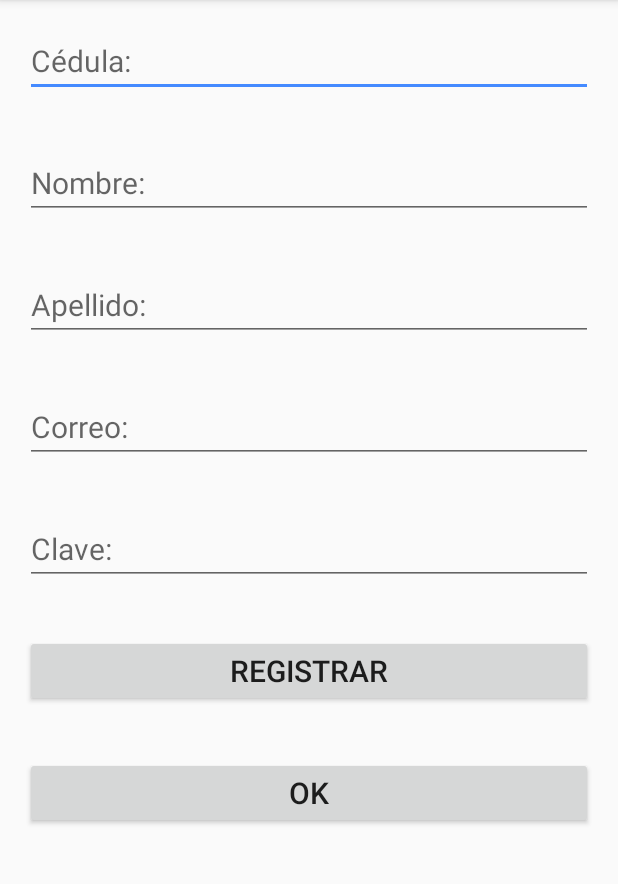
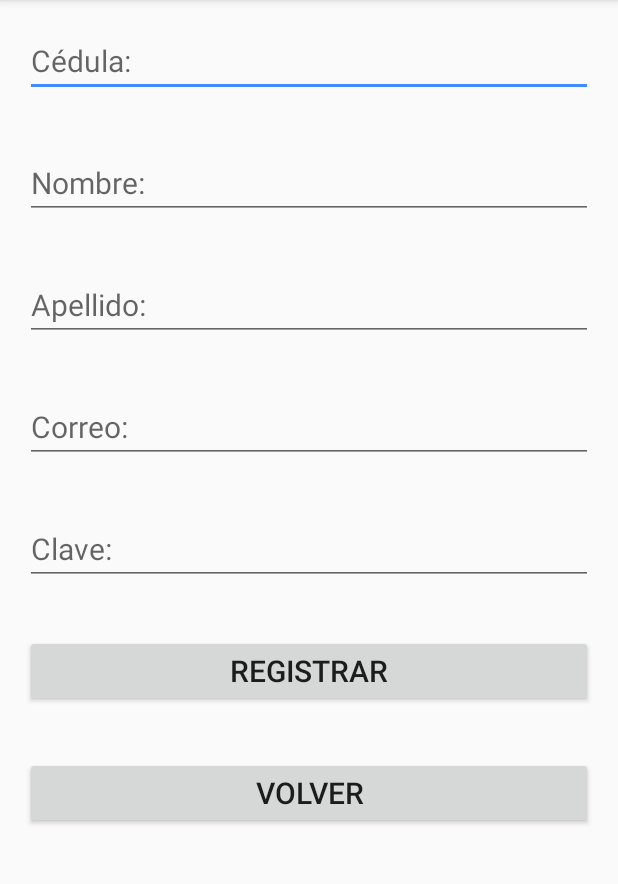
Before and after one commit to DanielaVillacis/Aulestia_Sarzosa_Villacis, an Android app: the RegistrarActivity screen opened directly, with no data from a screen before it, on a phone screen of 412 x 824 dp, the part 84-968 px from its top. Run offline under Robolectric (Android 15) with nearby library versions, the phone set to English and light mode, and no system bars.

Commit message:
Aulestia_Sarzosa_Villacis

```diff
--- a/app/src/main/java/com/nadershamma/apps/androidfunwithflags/RegistrarActivity.java
+++ b/app/src/main/java/com/nadershamma/apps/androidfunwithflags/RegistrarActivity.java
@@ -16,16 +16,24 @@ public class RegistrarActivity extends AppCompatActivity {
     private EditText textApellido;
     private EditText textCorreo;
     private EditText textClave;
-
+    private String correo;
     @Override
     protected void onCreate(Bundle savedInstanceState) {
         super.onCreate(savedInstanceState);
         setContentView(R.layout.activity_registrar);
 
         textCedula = findViewById(R.id.txt_cedula);
+        //textCedula.setText(getIntent().getExtras().getString("cedula"));
+        //if (textCedula==null) textCedula.setText("");
         textNombre = findViewById(R.id.txt_nombre);
         textApellido = findViewById(R.id.txt_apellido);
         textCorreo = findViewById(R.id.txt_correo);
+        /*
+        correo=getIntent().getExtras().getString("correo");
+
+        if (correo.isEmpty()) {textCedula.setText("");}
+        else   {textCorreo.setText(correo);}
+*/
         textClave = findViewById(R.id.txt_clave);
     }
 
--- a/app/src/main/res/values/strings.xml
+++ b/app/src/main/res/values/strings.xml
@@ -24,7 +24,7 @@
     <string name="hint_password">Ingrese su Password</string>
     <string name="titulo_finjuego">Fin del Juego</string>
 
-    <string name="button_salir">OK</string>
+    <string name="button_salir">Volver</string>
     <string name="hint_cedula">Cédula:</string>
     <string name="hint_nombreI">Nombre:</string>
     <string name="hint_apellido">Apellido:</string>
```
Also changed, not shown: app/src/main/AndroidManifest.xml (+7 -3 lines), app/src/main/java/com/nadershamma/apps/androidfunwithflags/MainActivity.java (+4 -4 lines), 1 other file.
